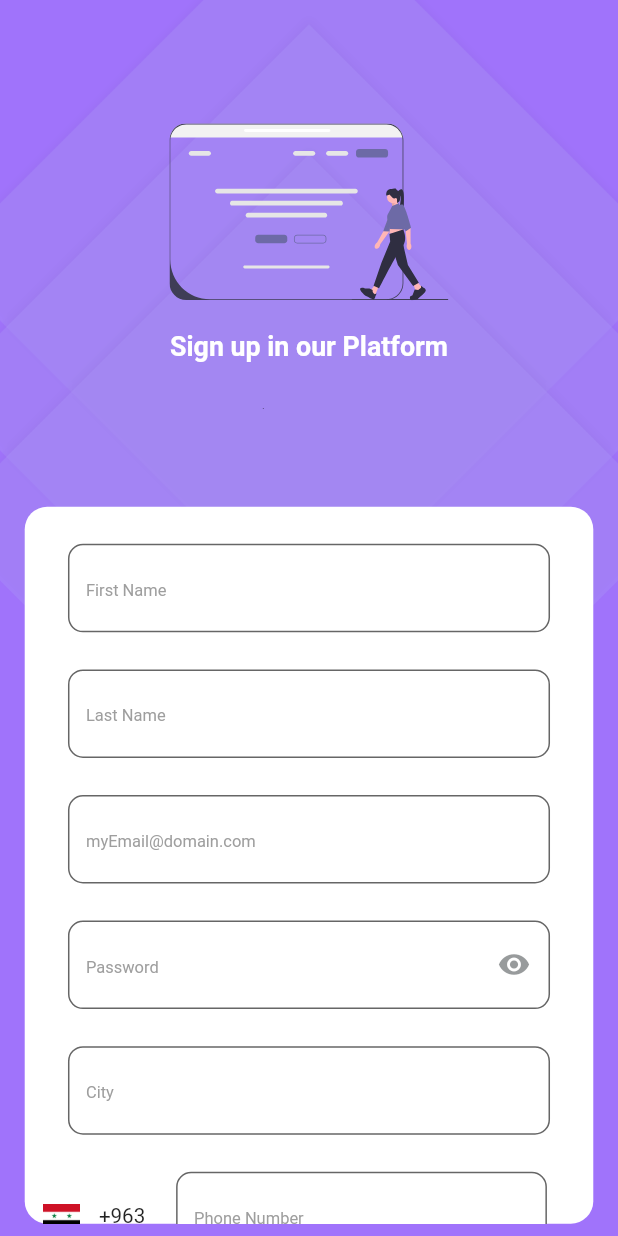
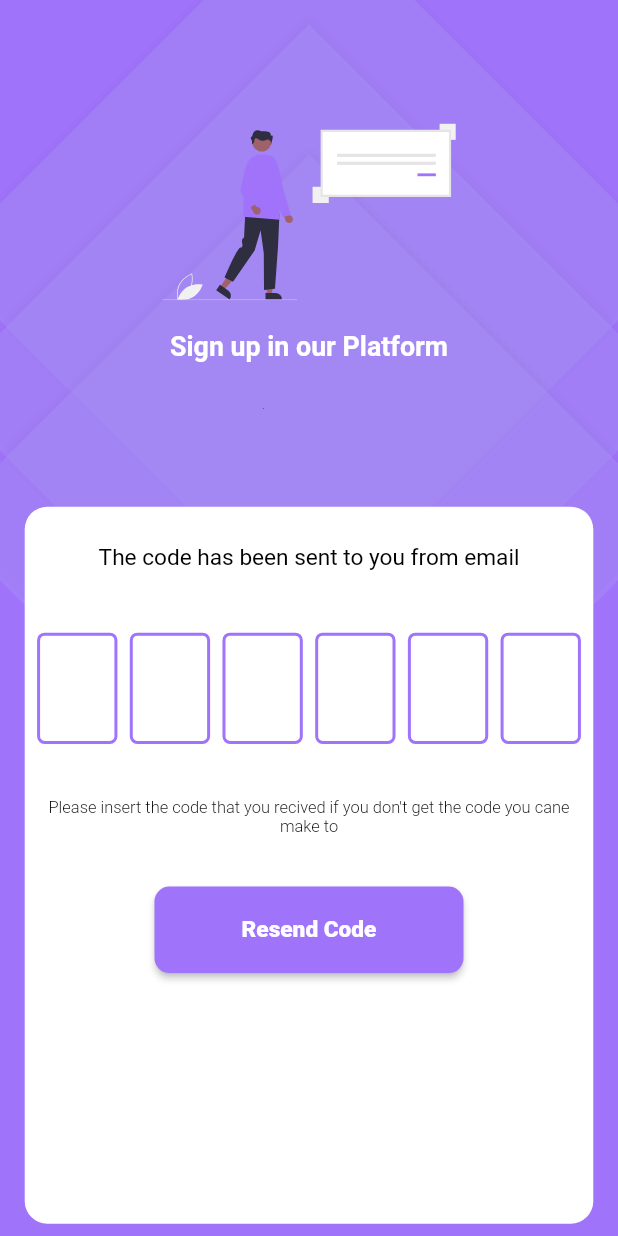
Before and after one commit to MoFares7/Education-Managment-System, a Flutter app: the screen it shows after launch, on a phone screen of 412 x 824 dp. Run offline on Flutter 3.47's test engine with Material 2 defaults, Android fonts, the phone set to English and light mode, and no system bars; drawn by our look-alikes of pin_code_fields; our stand-ins replace carousel_slider, dots_indicator, dropdown_button2, easy_localization, flutter_svg, form_field_validator and 2 more.

Commit message:
create OTP Screen

```diff
--- a/lib/main.dart
+++ b/lib/main.dart
@@ -1,5 +1,6 @@
 import 'package:flutter/material.dart';
 import 'package:saeed/view/pages/presintation/page_view_screen.dart';
+import 'package:saeed/view/screens/AuthScreen/SignUpScreen/opt_validate_screen.dart';
 import 'package:saeed/view/screens/AuthScreen/SignUpScreen/sign_up_screen.dart';
 import 'package:sizer/sizer.dart';
 
@@ -20,7 +21,7 @@ class MyApp extends StatelessWidget {
           title: 'Education User App',
           theme: ThemeData(),
           debugShowCheckedModeBanner: false,
-          home: SignUpScreen(),
+          home: OtpVaildationScreen(),
         );
       },
     );
--- a/lib/view/configs/them.dart
+++ b/lib/view/configs/them.dart
@@ -7,7 +7,7 @@ import 'package:sizer/sizer.dart';
 abstract class AppColors {
   static const primary1 = Color.fromARGB(255, 160, 115, 251);
 
-  static const accent = Color(0xFFD6755B);
+  static const accent = Color.fromARGB(255, 235, 63, 15);
   static const textDark = Color(0xFF53585A);
   static const textLigth = Color(0xFFF5F5F5);
   static const textColorHeader =  Color.fromARGB(255, 160, 115, 251);
--- /dev/null
+++ b/lib/view/screens/AuthScreen/SignUpScreen/opt_validate_screen.dart
@@ -0,0 +1,177 @@
+import 'package:easy_localization/easy_localization.dart';
+import 'package:flutter/material.dart';
+import 'package:flutter/src/widgets/framework.dart';
+import 'package:flutter/src/widgets/placeholder.dart';
+import 'package:flutter_svg/svg.dart';
+import 'package:pin_code_fields/pin_code_fields.dart';
+import 'package:saeed/view/configs/them.dart';
+import 'package:saeed/view/screens/AuthScreen/widgets/main_button.dart';
+import 'package:sizer/sizer.dart';
+
+import '../../../widgets/bottomNavigationBar/bottomNavigationBar.dart';
+import '../LoginScreen/login_screen.dart';
+
+class OtpVaildationScreen extends StatelessWidget {
+  OtpVaildationScreen({super.key});
+  final String requiredNumber = '123456';
+  final TextEditingController optController = TextEditingController();
+  final ValueNotifier<String?> _selectedValue = ValueNotifier<String?>(null);
+  @override
+  Widget build(BuildContext context) {
+    return Scaffold(
+      resizeToAvoidBottomInset: false,
+      backgroundColor: AppColors.primary1,
+      body: SafeArea(
+        child: Stack(
+          children: [
+            Image.asset(
+              'assets/images/Mask.png',
+              fit: BoxFit.cover,
+            ),
+            Padding(
+              padding: EdgeInsets.only(top: 10.h),
+              child: Column(
+                children: [
+                  Expanded(
+                    flex: 1,
+                    child: SizedBox(
+                      child: Column(
+                        children: [
+                          AspectRatio(
+                            aspectRatio: 7 / 2,
+                            child: SvgPicture.asset(
+                              'assets/icons/signUp.svg',
+                              width: 200,
+                              height: 150,
+                            ),
+                          ),
+                          const SizedBox(
+                            height: 20,
+                          ),
+                          Text(
+                            "Sign up in our Platform",
+                            style: TextStyle(
+                                fontSize: 13.sp,
+                                fontWeight: FontWeight.bold,
+                                color: AppColors.textColorWhiteBold),
+                          ),
+                        ],
+                      ),
+                    ),
+                  ),
+                  Expanded(
+                    flex: 2,
+                    child: Container(
+                      margin:
+                          EdgeInsets.symmetric(horizontal: 4.w, vertical: 1.h),
+                      decoration: const BoxDecoration(
+                        borderRadius: BorderRadius.all(Radius.circular(15)),
+                        color: AppColors.textColorWhiteBold,
+                      ),
+                      child: SingleChildScrollView(
+                        scrollDirection: Axis.vertical,
+                        child: Column(
+                          mainAxisAlignment: MainAxisAlignment.center,
+                          crossAxisAlignment: CrossAxisAlignment.start,
+                          children: [
+                            SizedBox(
+                              height: 3.h,
+                            ),
+                            Padding(
+                              padding: EdgeInsets.symmetric(horizontal: 2.w),
+                              child: Column(
+                                children: [
+                                  Text(
+                                    "The code has been sent to you from email",
+                                    textAlign: TextAlign.center,
+                                    style: TextStyle(
+                                        fontSize: 11.sp,
+                                        color: AppColors.textColorBlackBold),
+                                  ),
+                                  SizedBox(
+                                    height: 5.h,
+                                  ),
+                                  ValueListenableBuilder(
+                                    valueListenable: _selectedValue,
+                                    builder: (context, value, Widget? child) {
+                                      return PinCodeTextField(
+                                        controller: optController,
+                                        appContext: context,
+                                        validator: (value) => value == null
+                                            ? tr('The field is required')
+                                            : null,
+                                        autovalidateMode:
+                                            AutovalidateMode.onUserInteraction,
+                                        animationCurve: Curves.linear,
+                                        animationDuration:
+                                            const Duration(milliseconds: 0),
+                                        length: 6,
+                                        keyboardType: TextInputType.number,
+                                        onChanged: (String value) {
+                                          if (value.length < 6) {
+                                            _selectedValue.value = value;
+                                          }
+                                        },
+                                        pinTheme: PinTheme(
+                                          shape: PinCodeFieldShape.box,
+                                          borderRadius:
+                                              BorderRadius.circular(5),
+                                          fieldHeight: 9.h,
+                                          fieldWidth: 13.w,
+                                          inactiveColor: AppColors.primary1,
+                                          activeColor: value != null
+                                              ? AppColors.accent
+                                              : AppColors.primary1,
+                                          selectedColor: AppColors.primary1,
+                                        ),
+                                        onCompleted: (value) {
+                                          if (value == requiredNumber) {
+                                            print('yyyyyyyyyyyyyyyyyy');
+                                            Navigator.pushReplacement(
+                                                context,
+                                                MaterialPageRoute(
+                                                    builder: (context) =>
+                                                        const MainScreen()));
+                                          } else {
+                                            _selectedValue.value != value;
+                                          }
+                                        },
+                                      );
+                                    },
+                                  ),
+                                  const SizedBox(
+                                    height: 20,
+                                  ),
+                                  Text(
+                                    "Please insert the code that you recived if you don't get the code you cane make to",
+                                    textAlign: TextAlign.center,
+                                    style: TextStyle(
+                                        fontSize: 8.sp,
+                                        color: AppColors.textColorBlackBold,
+                                        fontWeight: FontWeight.w300),
+                                  ),
+                                  const SizedBox(
+                                    height: 15,
+                                  ),
+                                  MainButton(
+                                      height: 7.h,
+                                      width: 50.w,
+                                      titleButton: "Resend Code",
+                                      onClickNext: () {}),
+                                ],
+                              ),
+                            ),
+                          ],
+                        ),
+                      ),
+                    ),
+                  )
+                ],
+              ),
+            )
+          ],
+        ),
+      ),
+    );
+  }
+}
--- a/lib/view/widgets/bottomNavigationBar/bottomNavigationBar.dart
+++ b/lib/view/widgets/bottomNavigationBar/bottomNavigationBar.dart
@@ -7,8 +7,8 @@ import 'package:saeed/view/screens/HomeScreen/Presintation/home_screen.dart';
 import '../../configs/them.dart';
 import '../../screens/CentersScreen/Presintation/centers_screen.dart';
 
-class MyBottomNavigationBar extends StatelessWidget {
-  const MyBottomNavigationBar({Key? key}) : super(key: key);
+class MainScreen extends StatelessWidget {
+  const MainScreen({Key? key}) : super(key: key);
 
   @override
   Widget build(BuildContext context) {
@@ -58,6 +58,7 @@ class MyBottomNavigationBar extends StatelessWidget {
               selectedIconTheme: const IconThemeData(
                 color: AppColors.primary1,
                 size: 25,
+
               ),
               selectedItemColor: AppColors.primary1,
               selectedLabelStyle: const TextStyle(fontWeight: FontWeight.bold),
--- a/pubspec.yaml
+++ b/pubspec.yaml
@@ -38,6 +38,10 @@ dependencies:
   dots_indicator: ^2.1.0
   carousel_slider: ^4.2.1
   form_field_validator: ^1.1.0
+  dropdown_button2: ^2.1.0
+  pin_code_fields: ^7.4.0
+  email_validator: ^2.1.17
+  email_otp: ^2.0.1
   # The following adds the Cupertino Icons font to your application.
   # Use with the CupertinoIcons class for iOS style icons.
   cupertino_icons: ^1.0.2
```
Also changed, not shown: lib/view/model/constants.dart (added, +12 -0 lines), lib/view/pages/presintation/page_view_screen.dart (+3 -6 lines), lib/view/screens/AuthScreen/SignUpScreen/sign_up_screen.dart (+91 -28 lines), lib/view/screens/AuthScreen/widgets/normal_filede.dart (+1 -7 lines), assets/icons/authentication.svg (added), assets/icons/sign up.svg (deleted), assets/icons/signUp.svg (added), pubspec.lock.
